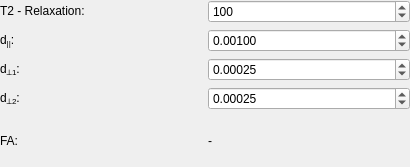
The window that Plugins/org.mitk.gui.qt.diffusionimaging/src/QmitkTensorModelParametersWidgetControls.ui (MITK/MITK) describes before a commit, drawn with Qt 5.
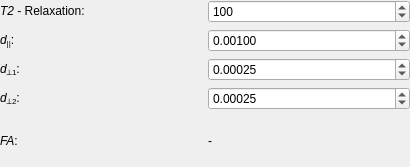
The same window after the commit.

Commit message: using T2' insted of T2* to simulate relaxation

```diff
--- a/Plugins/org.mitk.gui.qt.diffusionimaging/src/QmitkTensorModelParametersWidgetControls.ui
+++ b/Plugins/org.mitk.gui.qt.diffusionimaging/src/QmitkTensorModelParametersWidgetControls.ui
@@ -26,14 +26,14 @@
    <item row="4" column="0">
     <widget class="QLabel" name="label_4">
      <property name="text">
-      <string>&lt;html&gt;&lt;head/&gt;&lt;body&gt;&lt;p&gt;FA:&lt;/p&gt;&lt;/body&gt;&lt;/html&gt;</string>
+      <string>&lt;html&gt;&lt;head/&gt;&lt;body&gt;&lt;p&gt;&lt;span style=&quot; font-style:italic;&quot;&gt;FA&lt;/span&gt;:&lt;/p&gt;&lt;/body&gt;&lt;/html&gt;</string>
      </property>
     </widget>
    </item>
    <item row="2" column="0">
     <widget class="QLabel" name="label_2">
      <property name="text">
-      <string>&lt;html&gt;&lt;head/&gt;&lt;body&gt;&lt;p&gt;d&lt;span style=&quot; vertical-align:sub;&quot;&gt;⟂1&lt;/span&gt;:&lt;/p&gt;&lt;/body&gt;&lt;/html&gt;</string>
+      <string>&lt;html&gt;&lt;head/&gt;&lt;body&gt;&lt;p&gt;&lt;span style=&quot; font-style:italic;&quot;&gt;d&lt;/span&gt;&lt;span style=&quot; vertical-align:sub;&quot;&gt;⟂1&lt;/span&gt;:&lt;/p&gt;&lt;/body&gt;&lt;/html&gt;</string>
      </property>
     </widget>
    </item>
@@ -59,7 +59,7 @@
    <item row="1" column="0">
     <widget class="QLabel" name="label">
      <property name="text">
-      <string>&lt;html&gt;&lt;head/&gt;&lt;body&gt;&lt;p&gt;d&lt;span style=&quot; vertical-align:sub;&quot;&gt;||&lt;/span&gt;:&lt;/p&gt;&lt;/body&gt;&lt;/html&gt;</string>
+      <string>&lt;html&gt;&lt;head/&gt;&lt;body&gt;&lt;p&gt;&lt;span style=&quot; font-style:italic;&quot;&gt;d&lt;/span&gt;&lt;span style=&quot; vertical-align:sub;&quot;&gt;||&lt;/span&gt;:&lt;/p&gt;&lt;/body&gt;&lt;/html&gt;</string>
      </property>
     </widget>
    </item>
@@ -104,7 +104,7 @@
    <item row="3" column="0">
     <widget class="QLabel" name="label_3">
      <property name="text">
-      <string>&lt;html&gt;&lt;head/&gt;&lt;body&gt;&lt;p&gt;d&lt;span style=&quot; vertical-align:sub;&quot;&gt;⟂2&lt;/span&gt;:&lt;/p&gt;&lt;/body&gt;&lt;/html&gt;</string>
+      <string>&lt;html&gt;&lt;head/&gt;&lt;body&gt;&lt;p&gt;&lt;span style=&quot; font-style:italic;&quot;&gt;d&lt;/span&gt;&lt;span style=&quot; vertical-align:sub;&quot;&gt;⟂2&lt;/span&gt;:&lt;/p&gt;&lt;/body&gt;&lt;/html&gt;</string>
      </property>
     </widget>
    </item>
@@ -121,7 +121,7 @@
    <item row="0" column="0">
     <widget class="QLabel" name="label_5">
      <property name="text">
-      <string>&lt;html&gt;&lt;head/&gt;&lt;body&gt;&lt;p&gt;T2 - Relaxation:&lt;/p&gt;&lt;/body&gt;&lt;/html&gt;</string>
+      <string>&lt;html&gt;&lt;head/&gt;&lt;body&gt;&lt;p&gt;&lt;span style=&quot; font-style:italic;&quot;&gt;T2&lt;/span&gt; - Relaxation:&lt;/p&gt;&lt;/body&gt;&lt;/html&gt;</string>
      </property>
     </widget>
    </item>
```
The commit also changes 12 other files.
